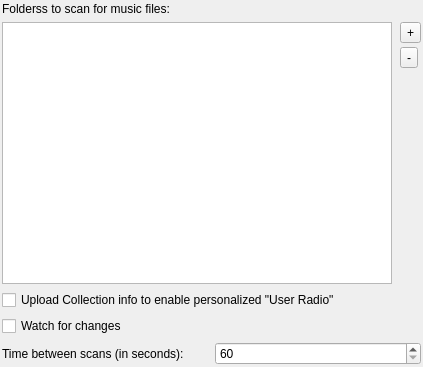
This is src/tomahawk/dialogs/Settings_Collection.ui in tomahawk-player/tomahawk as Qt 5 draws it before an edit. The edited form follows.
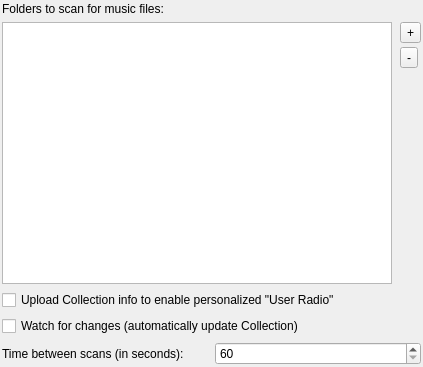
This is the edited form.

Diff of the .ui file:
```diff
--- a/src/tomahawk/dialogs/Settings_Collection.ui
+++ b/src/tomahawk/dialogs/Settings_Collection.ui
@@ -35,7 +35,7 @@
    <item>
     <widget class="QLabel" name="label_6">
      <property name="text">
-      <string>Folderss to scan for music files:</string>
+      <string>Folders to scan for music files:</string>
      </property>
     </widget>
    </item>
@@ -107,7 +107,7 @@
         </sizepolicy>
        </property>
        <property name="text">
-        <string>Watch for changes</string>
+        <string>Watch for changes (automatically update Collection)</string>
        </property>
       </widget>
      </item>
```
